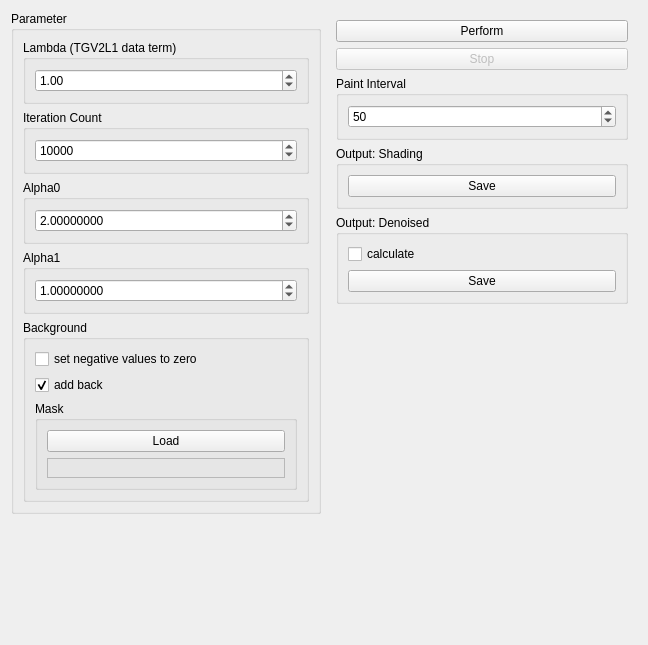
josefkoller/ambient_image_processor, file source/modules/tgv_deshade_masked/TGVDeshadeMaskedWidget.ui: the form before one commit.
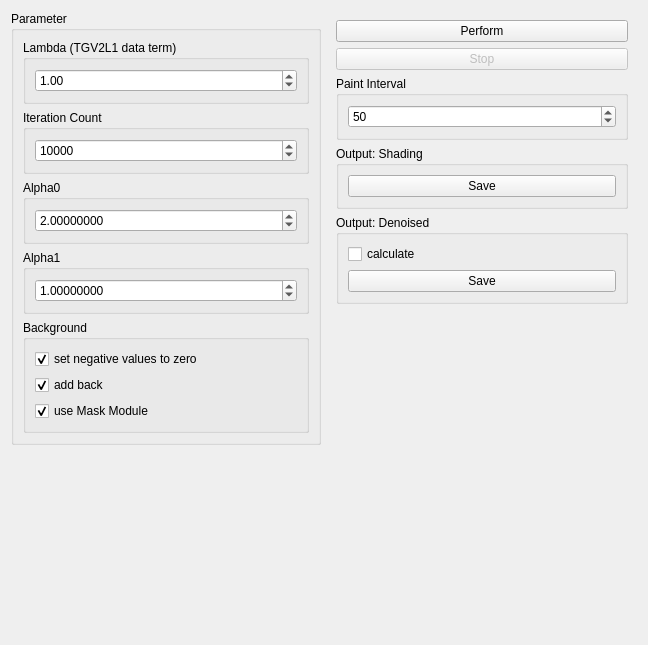
The form after the commit.

Commit message: add mask module

The edit to the form file:
```diff
--- a/source/modules/tgv_deshade_masked/TGVDeshadeMaskedWidget.ui
+++ b/source/modules/tgv_deshade_masked/TGVDeshadeMaskedWidget.ui
@@ -138,7 +138,7 @@
             <bool>true</bool>
            </property>
            <property name="checked">
-            <bool>false</bool>
+            <bool>true</bool>
            </property>
           </widget>
          </item>
@@ -153,30 +153,13 @@
           </widget>
          </item>
          <item>
-          <widget class="QGroupBox" name="groupBox_8">
-           <property name="title">
-            <string>Mask</string>
+          <widget class="QCheckBox" name="use_mask_module_checkbox">
+           <property name="text">
+            <string>use Mask Module</string>
            </property>
-           <layout class="QVBoxLayout" name="verticalLayout_8">
-            <item>
-             <widget class="QPushButton" name="load_mask_button">
-              <property name="text">
-               <string>Load</string>
-              </property>
-             </widget>
-            </item>
-            <item>
-             <widget class="QFrame" name="mask_frame">
-              <property name="frameShape">
-               <enum>QFrame::StyledPanel</enum>
-              </property>
-              <property name="frameShadow">
-               <enum>QFrame::Raised</enum>
-              </property>
-              <layout class="QVBoxLayout" name="verticalLayout_9"/>
-             </widget>
-            </item>
-           </layout>
+           <property name="checked">
+            <bool>true</bool>
+           </property>
           </widget>
          </item>
         </layout>
```
The commit also changes 24 other files.
